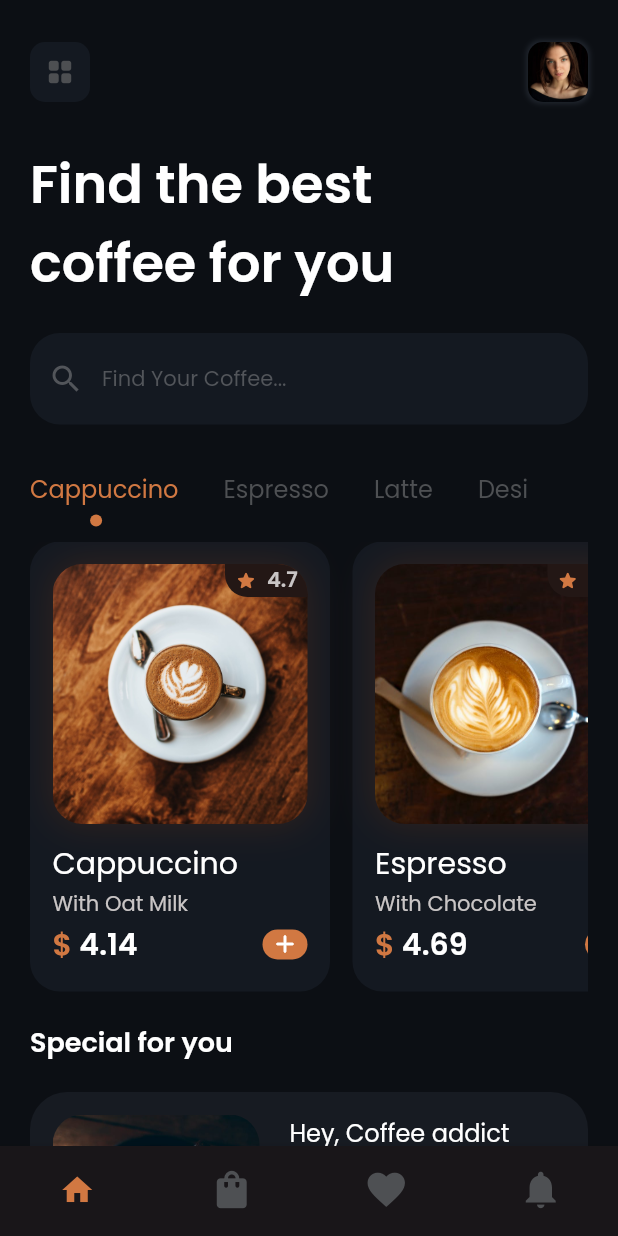
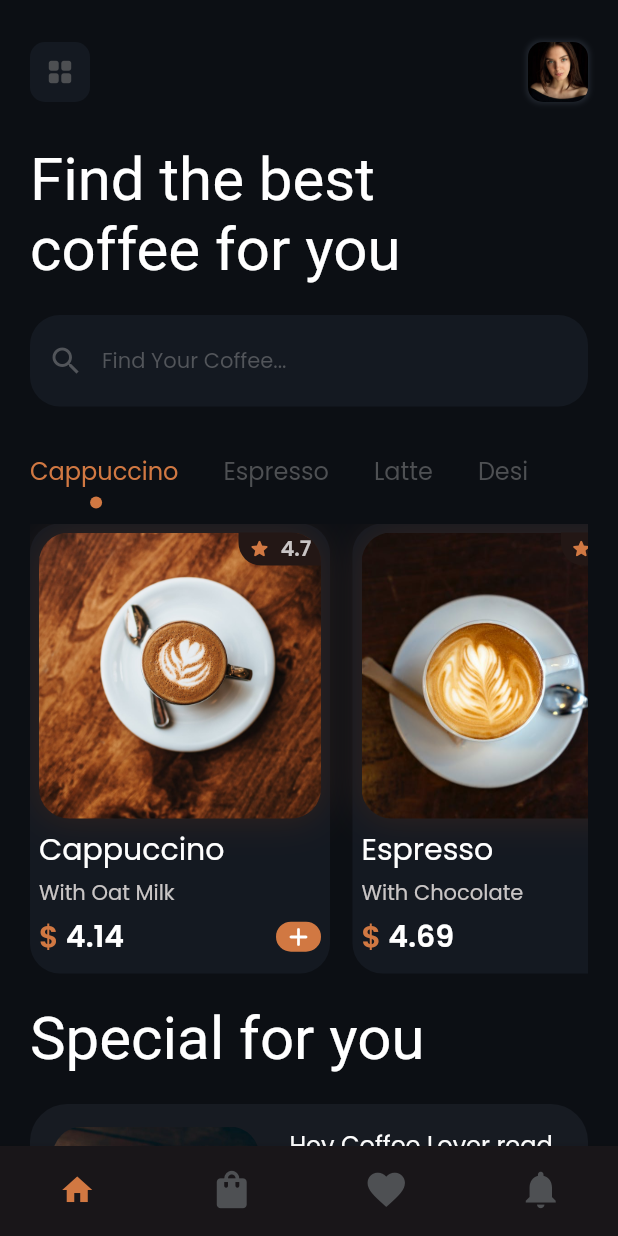
Before and after one commit to geoffembuscad0/Flutter-Geoffee-CoffeeShop, a Flutter app: the screen it shows after launch, on a phone screen of 412 x 824 dp. Run offline on Flutter 3.47's test engine with Material 2 defaults, Android fonts, the phone set to English and light mode, and no system bars; our stand-ins replace flutter_screenutil.

```diff
--- a/lib/screen/home_screen.dart
+++ b/lib/screen/home_screen.dart
@@ -35,7 +35,10 @@ class HomeScreen extends StatelessWidget {
                 const SizedBox(height: 20),
                 Text(
                   AppText.bestCoffee,
-                  style: Theme.of(context).textTheme.headline1,
+                  // style: Theme.of(context).textTheme.headlineLarge,
+                  style: Theme.of(context).textTheme.headlineLarge?.apply(
+                    color: AppColors.white
+                  )
                 ),
                 const SizedBox(height: 20),
                 const CustomTextBox(),
@@ -46,7 +49,9 @@ class HomeScreen extends StatelessWidget {
                 const SizedBox(height: 20),
                 Text(
                   AppText.special,
-                  style: Theme.of(context).textTheme.headline3,
+                  style: Theme.of(context).textTheme.headlineLarge?.apply(
+                    color: AppColors.white
+                  ),
                 ),
                 const SizedBox(height: 20),
                 const Article(),
--- a/lib/widgets/article.dart
+++ b/lib/widgets/article.dart
@@ -38,14 +38,16 @@ class Article extends StatelessWidget {
             child: Column(
               children: [
                 Text(
-                  "Hey, Coffee addict reading this",
-                  style: Theme.of(context).textTheme.headline4,
+                  "Hey Coffee Lover read this",
+                  style: Theme.of(context).textTheme.headlineMedium!.apply(
+                    color: AppColors.white
+                  ),
                 ),
                 const SizedBox(height: 5),
                 Text(
                   "Yes you, scrolling and checking out this amazing app, click here",
-                  style: Theme.of(context).textTheme.headline5!.copyWith(
-                        color: AppColors.dullWhite,
+                  style: Theme.of(context).textTheme.headlineLarge!.copyWith(
+                        color: Colors.white54,
                         fontSize: 13,
                       ),
                 ),
--- a/lib/widgets/coffee_item.dart
+++ b/lib/widgets/coffee_item.dart
@@ -34,7 +34,7 @@ class CoffeeItems extends StatelessWidget {
               width: 200,
               height: 300,
               margin: const EdgeInsets.only(right: 15.0),
-              padding: const EdgeInsets.all(15.0),
+              padding: const EdgeInsets.all(6.0),
               alignment: Alignment.center,
               decoration: BoxDecoration(
                 color: AppColors.buttonBlack,
@@ -65,7 +65,7 @@ class CoffeeItems extends StatelessWidget {
                           ),
                         ),
                       ),
-                      const SizedBox(height: 10.0),
+                      const SizedBox(height: 2.0),
                       Expanded(
                         child: Column(
                           crossAxisAlignment: CrossAxisAlignment.start,
@@ -89,7 +89,7 @@ class CoffeeItems extends StatelessWidget {
                                         text: '\$\t',
                                         style: Theme.of(context)
                                             .textTheme
-                                            .headline2!
+                                            .displayMedium!
                                             .copyWith(
                                               color: AppColors.orange,
                                               fontWeight: FontWeight.bold,
@@ -99,7 +99,7 @@ class CoffeeItems extends StatelessWidget {
                                         text: coffees[index].price,
                                         style: Theme.of(context)
                                             .textTheme
-                                            .headline2!
+                                            .displayMedium!
                                             .copyWith(
                                               fontWeight: FontWeight.bold,
                                             ),
--- a/pubspec.yaml
+++ b/pubspec.yaml
@@ -31,6 +31,7 @@ dependencies:
   flutter:
     sdk: flutter
   flutter_screenutil: ^5.3.1
+  sqflite_sqlcipher: ^2.1.1+1
 
 dev_dependencies:
   flutter_lints: ^1.0.0
```
Also changed, not shown: lib/model/order_model.dart (added, +33 -0 lines), flutter_01.png (added), pubspec.lock.
